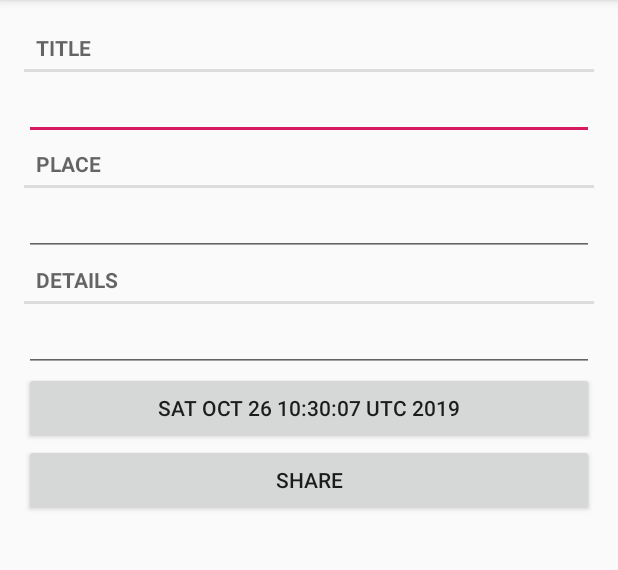
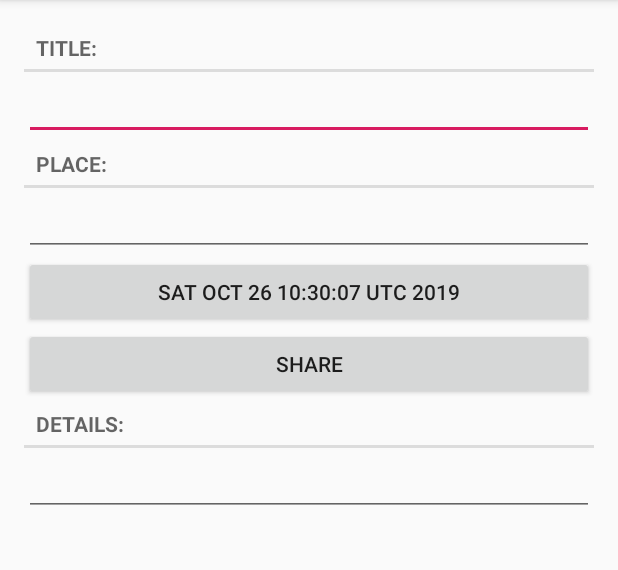
Before and after one commit to keanu1391/ICT311_Task2_MyCheckins_Keanu_Brown-Duthie, an Android app: the screen it shows after launch (CheckinActivity), after a tap on "New Checkin", on a phone screen of 412 x 824 dp, the part 84-654 px from its top. Run offline under Robolectric (Android 15) with nearby library versions, the phone set to English and light mode, and no system bars.

```diff
--- a/MyCheckins/app/src/main/AndroidManifest.xml
+++ b/MyCheckins/app/src/main/AndroidManifest.xml
@@ -11,6 +11,7 @@
         android:supportsRtl="true"
         android:theme="@style/AppTheme"
         tools:ignore="GoogleAppIndexingWarning">
+
         <activity android:name=".CheckinListActivity">
             <intent-filter>
                 <action android:name="android.intent.action.MAIN" />
--- /dev/null
+++ b/MyCheckins/app/src/main/java/com/keanu1094859/database/CheckinBaseHelper.java
@@ -0,0 +1,36 @@
+package com.keanu1094859.database;
+
+import android.content.Context;
+import android.database.sqlite.SQLiteDatabase;
+import android.database.sqlite.SQLiteOpenHelper;
+
+import com.keanu1094859.database.CheckinDbSchema.CheckinTable;
+
+public class CheckinBaseHelper extends SQLiteOpenHelper {
+    private static final int VERSION = 1;
+    private static final String DATABASE_NAME = "checkinBase.db";
+
+    public CheckinBaseHelper(Context context) {
+        super(context, DATABASE_NAME, null, VERSION);
+    }
+
+    @Override
+    public void onCreate(SQLiteDatabase db) {
+        db.execSQL("create table " + CheckinTable.NAME + "(" +
+                " _id integer primary key autoincrement, " +
+                CheckinTable.Cols.UUID + ", " +
+                CheckinTable.Cols.TITLE + ", " +
+                CheckinTable.Cols.DATE + ", " +
+                CheckinTable.Cols.PLACE + ", " +
+                CheckinTable.Cols.DETAILS +
+//                CheckinTable.Cols.LATITUDE + ", " +
+//                CheckinTable.Cols.LONGITUDE +
+                ")"
+        );
+    }
+
+    @Override
+    public void onUpgrade(SQLiteDatabase db, int oldVersion, int newVersion) {
+
+    }
+}
--- /dev/null
+++ b/MyCheckins/app/src/main/java/com/keanu1094859/database/CheckinCursorWrapper.java
@@ -0,0 +1,32 @@
+package com.keanu1094859.database;
+
+import android.database.Cursor;
+import android.database.CursorWrapper;
+
+import com.keanu1094859.database.CheckinDbSchema.CheckinTable;
+import com.keanu1094859.mycheckins.Checkin;
+
+import java.util.Date;
+import java.util.UUID;
+
+public class CheckinCursorWrapper extends CursorWrapper {
+    public CheckinCursorWrapper(Cursor cursor) {
+        super(cursor);
+    }
+
+    public Checkin getCheckin() {
+        String uuidString = getString(getColumnIndex(CheckinTable.Cols.UUID));
+        String title = getString(getColumnIndex(CheckinTable.Cols.TITLE));
+        String details = getString(getColumnIndex(CheckinTable.Cols.DETAILS));
+        String place = getString(getColumnIndex(CheckinTable.Cols.PLACE));
+        Long date = getLong(getColumnIndex(CheckinTable.Cols.DATE));
+
+        Checkin checkin = new Checkin(UUID.fromString(uuidString));
+        checkin.setTitle(title);
+        checkin.setDetails(details);
+        checkin.setPlace(place);
+        checkin.setDate(new Date(date));
+
+        return checkin;
+    }
+}
--- /dev/null
+++ b/MyCheckins/app/src/main/java/com/keanu1094859/database/CheckinDbSchema.java
@@ -0,0 +1,17 @@
+package com.keanu1094859.database;
+
+public class CheckinDbSchema {
+    public static final class CheckinTable {
+        public static final String NAME = "checkins";
+
+        public static final class Cols {
+            public static final String UUID = "uuid";
+            public static final String TITLE = "titla";
+            public static final String PLACE = "place";
+            public static final String DETAILS = "details";
+            public static final String DATE = "date";
+//            public static final Float LATITUDE = 0.0f;
+//            public static final Float LONGITUDE = 0.0f;
+        }
+    }
+}
--- a/MyCheckins/app/src/main/java/com/keanu1094859/mycheckins/Checkin.java
+++ b/MyCheckins/app/src/main/java/com/keanu1094859/mycheckins/Checkin.java
@@ -16,7 +16,11 @@ public class Checkin {
     private Float mLatitude;
 
     public Checkin() {
-        mId = UUID.randomUUID();
+        this(UUID.randomUUID());
+    }
+
+    public Checkin(UUID id) {
+        mId = id;
         mDate = new Date();
     }
 
@@ -28,7 +32,7 @@ public class Checkin {
         return mTitle;
     }
 
-    public void setmTitle(String title) {
+    public void setTitle(String title) {
         mTitle = title;
     }
 
--- a/MyCheckins/app/src/main/java/com/keanu1094859/mycheckins/CheckinFragment.java
+++ b/MyCheckins/app/src/main/java/com/keanu1094859/mycheckins/CheckinFragment.java
@@ -26,6 +26,8 @@ public class CheckinFragment extends Fragment {
 
     private Checkin mCheckin;
     private EditText mTitleField;
+    private EditText mPlaceField;
+    private EditText mDetailsField;
     private Button mDateButton;
 
     public static CheckinFragment newInstance(UUID checkinId) {
@@ -42,6 +44,14 @@ public class CheckinFragment extends Fragment {
         super.onCreate(savedInstanceState);
         UUID checkinId = (UUID) getArguments().getSerializable(ARG_CHECKIN_ID);
         mCheckin = MyCheckins.get(getActivity()).getCheckin(checkinId);
+    }
+
+    @Override
+    public void onPause() {
+        super.onPause();
+
+        MyCheckins.get(getActivity())
+                .updateCheckin(mCheckin);
     }
 
     @Override
@@ -62,7 +72,45 @@ public class CheckinFragment extends Fragment {
 
             @Override
             public void onTextChanged(CharSequence s, int start, int before, int count) {
-                mCheckin.setmTitle(s.toString());
+                mCheckin.setTitle(s.toString());
+            }
+
+            @Override
+            public void afterTextChanged(Editable s) {
+                // This one too
+            }
+        });
+
+        mPlaceField = v.findViewById(R.id.checkin_place);
+        mPlaceField.setText(mCheckin.getPlace());
+        mPlaceField.addTextChangedListener(new TextWatcher() {
+            @Override
+            public void beforeTextChanged(CharSequence s, int start, int count, int after) {
+                // This space intentionally left blank
+            }
+
+            @Override
+            public void onTextChanged(CharSequence s, int start, int before, int count) {
+                mCheckin.setPlace(s.toString());
+            }
+
+            @Override
+            public void afterTextChanged(Editable s) {
+                // This one too
+            }
+        });
+
+        mDetailsField = v.findViewById(R.id.checkin_details);
+        mDetailsField.setText(mCheckin.getDetails());
+        mDetailsField.addTextChangedListener(new TextWatcher() {
+            @Override
+            public void beforeTextChanged(CharSequence s, int start, int count, int after) {
+                // This space intentionally left blank
+            }
+
+            @Override
+            public void onTextChanged(CharSequence s, int start, int before, int count) {
+                mCheckin.setDetails(s.toString());
             }
 
             @Override
--- a/MyCheckins/app/src/main/java/com/keanu1094859/mycheckins/CheckinListFragment.java
+++ b/MyCheckins/app/src/main/java/com/keanu1094859/mycheckins/CheckinListFragment.java
@@ -1,6 +1,7 @@
 package com.keanu1094859.mycheckins;
 
 import android.content.Intent;
+import android.net.Uri;
 import android.os.Bundle;
 import android.view.LayoutInflater;
 import android.view.Menu;
@@ -58,8 +59,13 @@ public class CheckinListFragment extends Fragment {
             case R.id.new_checkin:
                 Checkin checkin = new Checkin();
                 MyCheckins.get(getActivity()).addCheckin(checkin);
-                Intent intent = CheckinActivity.newIntent(getActivity(), checkin.getId());
-                startActivity(intent);
+                Intent newIntent = CheckinActivity.newIntent(getActivity(), checkin.getId());
+                startActivity(newIntent);
+                return true;
+            case R.id.help_checkin:
+//                * Get Working if time *
+//                Intent helpIntent = CheckinHelpActivity.newIntent();
+//                startActivity(helpIntent);
                 return true;
             default:
                 return super.onOptionsItemSelected(item);
@@ -74,6 +80,7 @@ public class CheckinListFragment extends Fragment {
             mAdapter = new CheckinAdapter(checkins);
             mCheckinRecyclerView.setAdapter(mAdapter);
         } else {
+            mAdapter.setCheckins(checkins);
             mAdapter.notifyDataSetChanged();
         }
     }
@@ -83,6 +90,7 @@ public class CheckinListFragment extends Fragment {
 
         private Checkin mCheckin;
         private TextView mTitleTextView;
+        private TextView mPlaceTextView;
         private TextView mDateTextView;
 
         public CheckinHolder(LayoutInflater inflater, ViewGroup parent) {
@@ -90,12 +98,14 @@ public class CheckinListFragment extends Fragment {
             itemView.setOnClickListener(this);
 
             mTitleTextView = itemView.findViewById(R.id.checkin_title);
+            mPlaceTextView = itemView.findViewById(R.id.checkin_place);
             mDateTextView = itemView.findViewById(R.id.checkin_date);
         }
 
         public void bind(Checkin checkin) {
             mCheckin = checkin;
             mTitleTextView.setText(mCheckin.getTitle());
+            mPlaceTextView.setText(mCheckin.getPlace());
             mDateTextView.setText(mCheckin.getDate().toString());
         }
 
@@ -131,5 +141,9 @@ public class CheckinListFragment extends Fragment {
         public int getItemCount() {
             return mCheckins.size();
         }
+
+        public void setCheckins(List<Checkin> checkins) {
+            mCheckins = checkins;
+        }
     }
 }
--- a/MyCheckins/app/src/main/java/com/keanu1094859/mycheckins/MyCheckins.java
+++ b/MyCheckins/app/src/main/java/com/keanu1094859/mycheckins/MyCheckins.java
@@ -1,6 +1,13 @@
 package com.keanu1094859.mycheckins;
 
+import android.content.ContentValues;
 import android.content.Context;
+import android.database.Cursor;
+import android.database.sqlite.SQLiteDatabase;
+
+import com.keanu1094859.database.CheckinBaseHelper;
+import com.keanu1094859.database.CheckinCursorWrapper;
+import com.keanu1094859.database.CheckinDbSchema.CheckinTable;
 
 import java.util.ArrayList;
 import java.util.List;
@@ -9,7 +16,8 @@ import java.util.UUID;
 public class MyCheckins {
     private static MyCheckins sMyCheckins;
 
-    private List<Checkin> mCheckins;
+    private Context mContext;
+    private SQLiteDatabase mDatabase;
 
     public static MyCheckins get(Context context) {
         if (sMyCheckins == null) {
@@ -19,24 +27,84 @@ public class MyCheckins {
     }
 
     private MyCheckins(Context context) {
-        mCheckins = new ArrayList<>();
+        mContext = context.getApplicationContext();
+        mDatabase = new CheckinBaseHelper(mContext)
+                .getWritableDatabase();
     }
 
     public void addCheckin(Checkin c) {
-        mCheckins.add(c);
+        ContentValues values = getContentValues(c);
+
+        mDatabase.insert(CheckinTable.NAME, null, values);
     }
 
     public List<Checkin> getCheckins() {
-        return mCheckins;
+        List<Checkin> checkins = new ArrayList<>();
+
+        CheckinCursorWrapper cursor = queryCheckins(null, null);
+
+        try {
+            cursor.moveToFirst();
+            while (!cursor.isAfterLast()) {
+                checkins.add(cursor.getCheckin());
+                cursor.moveToNext();
+            }
+        } finally {
+            cursor.close();
+        }
+
+        return checkins;
     }
 
     public Checkin getCheckin(UUID id) {
-        for (Checkin checkin : mCheckins) {
-            if (checkin.getId().equals(id)) {
-                return checkin;
+        CheckinCursorWrapper cursor = queryCheckins(
+                CheckinTable.Cols.UUID + " = ?",
+                new String[] { id.toString() }
+        );
+
+        try {
+            if (cursor.getCount() == 0) {
+                return null;
             }
+
+            cursor.moveToFirst();
+            return cursor.getCheckin();
+        } finally {
+            cursor.close();
         }
+    }
 
-        return null;
+    public void updateCheckin(Checkin checkin) {
+        String uuidString = checkin.getId().toString();
+        ContentValues values = getContentValues(checkin);
+
+        mDatabase.update(CheckinTable.NAME, values,
+                CheckinTable.Cols.UUID + " = ?",
+                new String[] { uuidString });
+    }
+
+    private CheckinCursorWrapper queryCheckins(String whereClause, String[] whereArgs) {
+        Cursor cursor = mDatabase.query(
+                CheckinTable.NAME,
+                null,
+                whereClause,
+                whereArgs,
+                null,
+                null,
+                null
+        );
+
+        return new CheckinCursorWrapper(cursor);
+    }
+
+    private static ContentValues getContentValues(Checkin checkin) {
+        ContentValues values = new ContentValues();
+        values.put(CheckinTable.Cols.UUID, checkin.getId().toString());
+        values.put(CheckinTable.Cols.TITLE, checkin.getTitle());
+        values.put(CheckinTable.Cols.DETAILS, checkin.getDetails());
+        values.put(CheckinTable.Cols.PLACE, checkin.getPlace());
+        values.put(CheckinTable.Cols.DATE, checkin.getDate().getTime());
+
+        return values;
     }
 }
--- /dev/null
+++ b/MyCheckins/app/src/main/res/drawable-anydpi/ic_menu_help.xml
@@ -0,0 +1,10 @@
+<vector xmlns:android="http://schemas.android.com/apk/res/android"
+    android:width="24dp"
+    android:height="24dp"
+    android:viewportWidth="24"
+    android:viewportHeight="24"
+    android:tint="#FFFFFF">
+    <path
+        android:fillColor="#FF000000"
+        android:pathData="M12,2C6.48,2 2,6.48 2,12s4.48,10 10,10 10,-4.48 10,-10S17.52,2 12,2zM13,19h-2v-2h2v2zM15.07,11.25l-0.9,0.92C13.45,12.9 13,13.5 13,15h-2v-0.5c0,-1.1 0.45,-2.1 1.17,-2.83l1.24,-1.26c0.37,-0.36 0.59,-0.86 0.59,-1.41 0,-1.1 -0.9,-2 -2,-2s-2,0.9 -2,2L8,9c0,-2.21 1.79,-4 4,-4s4,1.79 4,4c0,0.88 -0.36,1.68 -0.93,2.25z"/>
+</vector>
--- a/MyCheckins/app/src/main/res/layout/fragment_checkin.xml
+++ b/MyCheckins/app/src/main/res/layout/fragment_checkin.xml
@@ -28,6 +28,17 @@
         android:layout_width="match_parent"
         android:layout_height="wrap_content" />
 
+    <Button
+        android:id="@+id/checkin_date"
+        android:layout_width="match_parent"
+        android:layout_height="wrap_content" />
+
+    <Button
+        android:id="@+id/btn_share"
+        android:layout_width="match_parent"
+        android:layout_height="wrap_content"
+        android:text="@string/share_checkin"/>
+
     <TextView
         style="?android:listSeparatorTextViewStyle"
         android:layout_width="match_parent"
@@ -39,15 +50,4 @@
         android:layout_width="match_parent"
         android:layout_height="wrap_content" />
 
-    <Button
-        android:id="@+id/checkin_date"
-        android:layout_width="match_parent"
-        android:layout_height="wrap_content" />
-
-    <Button
-        android:id="@+id/btn_share"
-        android:layout_width="match_parent"
-        android:layout_height="wrap_content"
-        android:text="@string/share_checkin"/>
-
 </LinearLayout>
--- a/MyCheckins/app/src/main/res/layout/list_item_checkin.xml
+++ b/MyCheckins/app/src/main/res/layout/list_item_checkin.xml
@@ -9,12 +9,18 @@
         android:id="@+id/checkin_title"
         android:layout_width="match_parent"
         android:layout_height="wrap_content"
-        android:text="Checkin Title" />
+        android:text="@string/checkin_title_label" />
+
+    <TextView
+        android:id="@+id/checkin_place"
+        android:layout_width="match_parent"
+        android:layout_height="wrap_content"
+        android:text="@string/checkin_place_label" />
 
     <TextView
         android:id="@+id/checkin_date"
         android:layout_width="match_parent"
         android:layout_height="wrap_content"
-        android:text="Checkin Date" />
+        android:text="@string/checkin_date_label" />
 
 </LinearLayout>
--- a/MyCheckins/app/src/main/res/menu/fragment_checkin_list.xml
+++ b/MyCheckins/app/src/main/res/menu/fragment_checkin_list.xml
@@ -6,4 +6,9 @@
         android:icon="@drawable/ic_menu_add"
         android:title="@string/new_checkin"
         app:showAsAction="ifRoom|withText" />
+    <item
+        android:id="@+id/help_checkin"
+        android:icon="@drawable/ic_menu_help"
+        android:title="@string/help_checkin"
+        app:showAsAction="ifRoom|withText" />
 </menu>
--- a/MyCheckins/app/src/main/res/values/strings.xml
+++ b/MyCheckins/app/src/main/res/values/strings.xml
@@ -1,13 +1,15 @@
 <resources>
     <string name="app_name">MyCheckins</string>
     <string name="checkin_title_hint">Enter a title for the check in.</string>
-    <string name="checkin_title_label">Title</string>
-    <string name="checkin_place_label">Place</string>
-    <string name="checkin_details_label">Details</string>
-    <string name="date_picker_title">Checkin Date:</string>
+    <string name="checkin_title_label">Title:</string>
+    <string name="checkin_place_label">Place:</string>
+    <string name="checkin_date_label">Date:</string>
+    <string name="checkin_details_label">Details:</string>
     <string name="checkin_location_label">Location</string>
     <string name="checkin_show_map_btn_label">Show Map</string>
     <string name="checkin_take_pic_btn_label">Take Pic</string>
     <string name="share_checkin">Share</string>
     <string name="new_checkin">New Checkin</string>
+    <string name="help_checkin">Help</string>
+    <string name="date_picker_title">Checkin Date:</string>
 </resources>
```
Also changed, not shown: MyCheckins/app/src/main/res/drawable-hdpi/ic_menu_help.png (added), MyCheckins/app/src/main/res/drawable-mdpi/ic_menu_help.png (added), MyCheckins/app/src/main/res/drawable-xhdpi/ic_menu_help.png (added), MyCheckins/app/src/main/res/drawable-xxhdpi/ic_menu_help.png (added).
